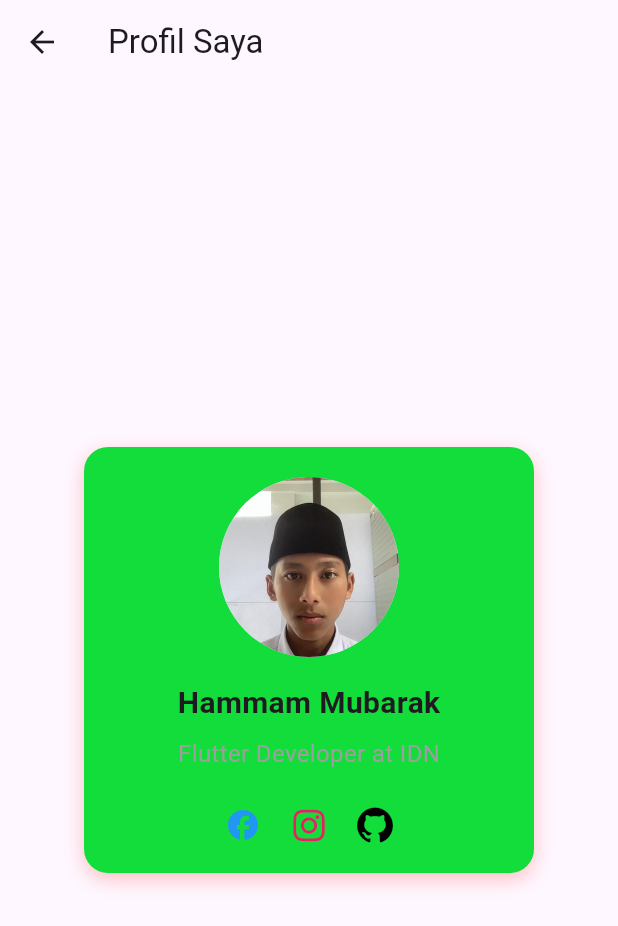
After one commit to hammam36/belajarflutter, a Flutter app: the Babtiga screen opened by its route, on a phone screen of 412 x 824 dp. The commit adds this screen. Shown: the top 926 px of the screen. Run offline on Flutter 3.47's test engine with Material 3 defaults, Android fonts, the light colour scheme and no system bars; our stand-ins replace font_awesome_flutter.

Commit message:
bab4 sama bab3_hm

```diff
--- /dev/null
+++ b/lib/bab/bab3_hm.dart
@@ -0,0 +1,77 @@
+import 'package:font_awesome_flutter/font_awesome_flutter.dart';
+import 'package:flutter/material.dart';
+
+class Babtiga extends StatelessWidget {
+  const Babtiga({Key? key}) : super(key: key);
+
+  @override
+  Widget build(BuildContext context) {
+    return Scaffold(
+      appBar: AppBar(title: const Text('Profil Saya')),
+      body: Center(
+        child: Container(
+          width: 300,
+          padding: const EdgeInsets.all(20),
+          decoration: BoxDecoration(
+            color: const Color.fromARGB(255, 19, 221, 59),
+            borderRadius: BorderRadius.circular(16),
+            boxShadow: [
+              BoxShadow(
+                color: Color.fromRGBO(255, 55, 55, 0.298),
+                blurRadius: 10,
+                offset: const Offset(0, 4),
+              ),
+            ],
+          ),
+          child: Column(
+            mainAxisSize: MainAxisSize.min,
+            mainAxisAlignment: MainAxisAlignment.center,
+            children: [
+              // Foto Profil (dari URL)
+              CircleAvatar(
+                radius: 60,
+                backgroundImage: AssetImage('assets/images.jpg'),
+              ),
+
+              const SizedBox(height: 16),
+
+              // Nama Lengkap
+              Text(
+                'Hammam Mubarak',
+                style: TextStyle(
+                  fontSize: 20,
+                  fontWeight: FontWeight.bold,
+                ),
+              ),
+
+              const SizedBox(height: 8),
+
+              // Profesi/Pekerjaan
+              Text(
+                'Flutter Developer at IDN',
+                style: TextStyle(
+                  fontSize: 16,
+                  color: Colors.grey,
+                ),
+              ),
+
+              const SizedBox(height: 24),
+
+              // Ikon Media Sosial (Row)
+              Row(
+                mainAxisAlignment: MainAxisAlignment.center,
+                children: [
+                  Icon(Icons.facebook, color: Colors.blue),
+                  const SizedBox(width: 20),
+                  Icon(FontAwesomeIcons.instagram, color: Colors.pink),
+                  const SizedBox(width: 20),
+                  Icon(FontAwesomeIcons.github, color: Colors.black),
+                ],
+              ),
+            ],
+          ),
+        ),
+      ),
+    );
+  }
+}
--- a/lib/bab/bab4.dart
+++ b/lib/bab/bab4.dart
@@ -7,7 +7,7 @@ class Babempat extends StatelessWidget {
   @override
   Widget build(BuildContext context) {
     return Scaffold(
-      appBar: AppBar(title: const Text('Kalkulator')),
+      appBar: AppBar(title: Text('Kalkulator')),
       body: const CalculatorWidget(),
     );
   }
@@ -23,7 +23,7 @@ class CalculatorWidget extends StatefulWidget {
 class _CalculatorWidgetState extends State<CalculatorWidget> {
   final TextEditingController _controller1 = TextEditingController();
   final TextEditingController _controller2 = TextEditingController();
-  String _hasil = 'Hasil';
+  String _hasil = '...';
 
   void _hitung(String op) {
     setState(() {
--- a/lib/main.dart
+++ b/lib/main.dart
@@ -1,7 +1,7 @@
 // ...............
 
 import 'package:flutter/material.dart';
-import 'package:belajar_flutter/bab/bab3.dart';
+import 'package:belajar_flutter/bab/bab3_hm.dart';
 import 'package:belajar_flutter/bab/bab4.dart';
 import 'bab/bab2.dart';
 
@@ -19,7 +19,7 @@ class MyApp extends StatelessWidget {
       initialRoute: 'bab4',
       routes: {
         'bab2': (context) => const MyBiodata(),
-        'bab3': (context) => const Babdua(),
+        'bab3': (context) => const Babtiga(),
         'bab4': (context) => const Babempat(),
       },
     );
```
